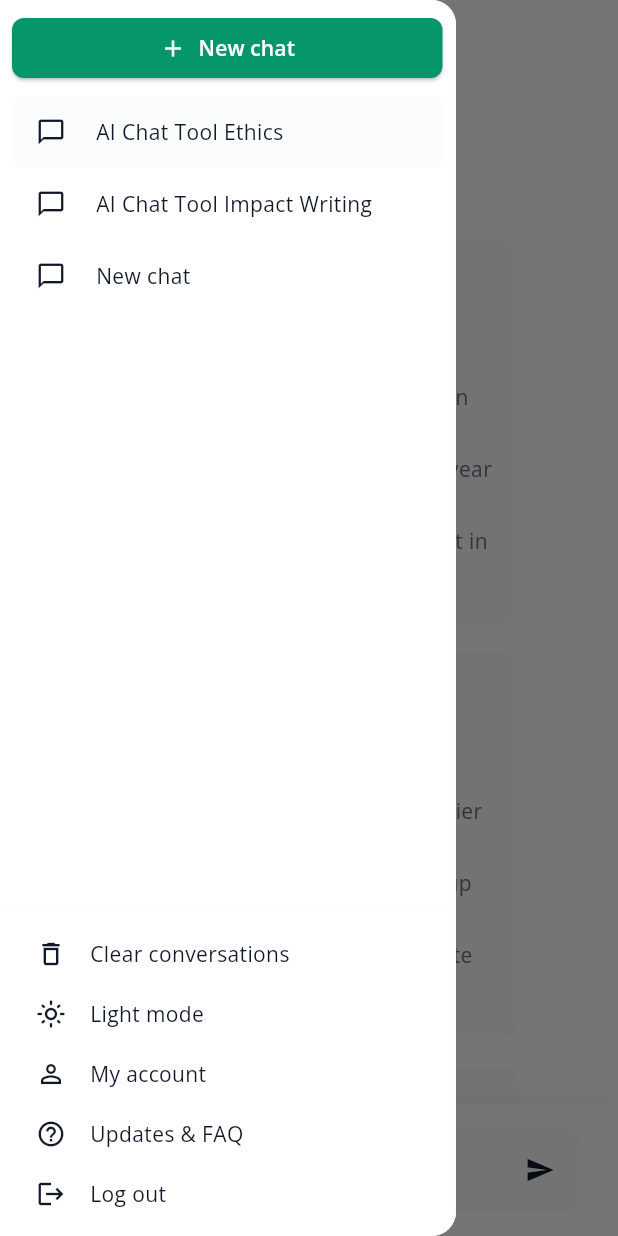
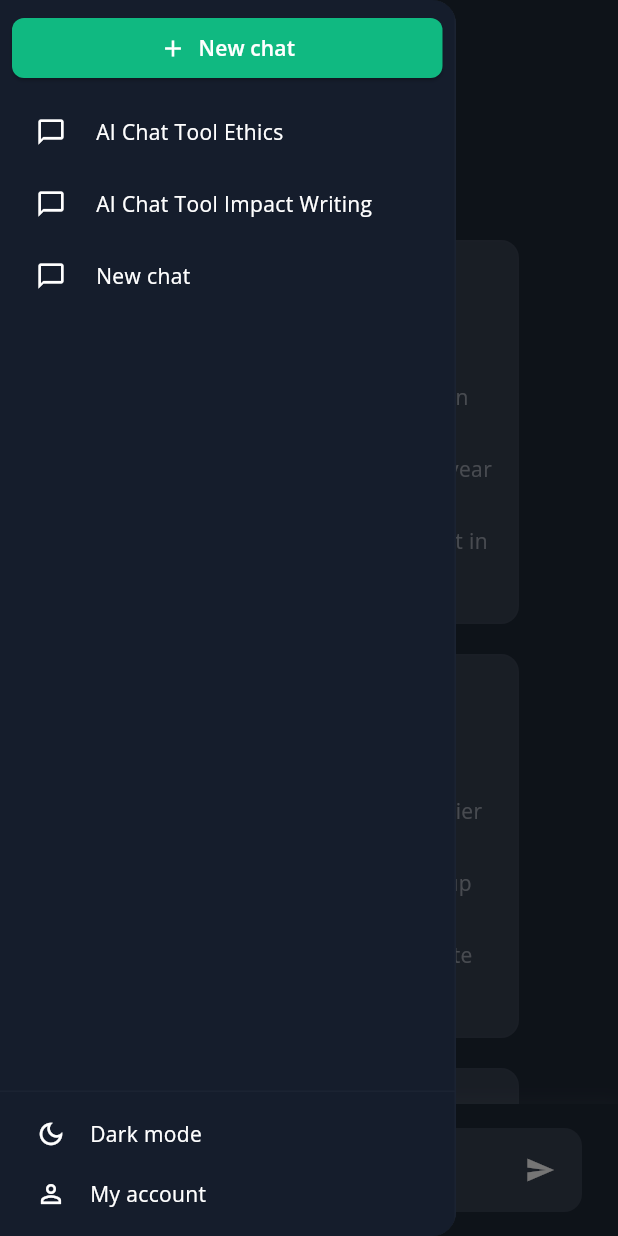
Before and after one commit to anhdo9797/llm_chat, a Flutter app: the screen it shows after launch, in the side drawer, after a tap on "Light mode", on a phone screen of 412 x 824 dp. Run offline on Flutter 3.47's test engine with Material 3 defaults, Android fonts, the phone set to English and light mode, and no system bars; our stand-ins replace dio, flutter_dotenv, flutter_markdown, get, shared_preferences.

Commit message:
feat: menu

```diff
--- a/lib/modules/chat/chat_controller.dart
+++ b/lib/modules/chat/chat_controller.dart
@@ -1,17 +1,35 @@
 import 'dart:async';
 import 'dart:developer';
+import 'package:flutter/material.dart';
 import 'package:get/get.dart';
 import '../../core/controllers/base_controller.dart';
 import '../../data/repositories/chat_repository.dart';
+import '../../services/storage_service.dart';
 
 class ChatController extends BaseController {
   final ChatRepository _chatRepository;
+  final StorageService _storageService = Get.find<StorageService>();
   String currentConversationId = '';
   String currentMessageId = '';
   StreamSubscription? _messageSubscription;
 
+  // State quản lý dark/light mode
+  final isDarkMode = false.obs;
+
+  // State quản lý current user
+  final currentUser = RxString('');
+
   ChatController({required ChatRepository chatRepository})
-    : _chatRepository = chatRepository;
+    : _chatRepository = chatRepository {
+    // Load theme mode từ storage
+    isDarkMode.value = Get.isDarkMode;
+
+    // Load user từ storage
+    final savedUser = _storageService.getString(StorageService.keyUser);
+    if (savedUser != null) {
+      currentUser.value = savedUser;
+    }
+  }
   final chatHistory =
       <String>[
         'AI Chat Tool Ethics',
@@ -29,6 +47,53 @@ class ChatController extends BaseController {
   void onInit() {
     log('ChatController initialized');
     super.onInit();
+  }
+
+  /// Toggle theme mode
+  void toggleThemeMode() {
+    isDarkMode.value = !isDarkMode.value;
+    Get.changeThemeMode(isDarkMode.value ? ThemeMode.dark : ThemeMode.light);
+  }
+
+  /// Show dialog nhập username
+  void showUserDialog(BuildContext context) {
+    final TextEditingController userController = TextEditingController(
+      text: currentUser.value,
+    );
+
+    showDialog(
+      context: context,
+      builder:
+          (context) => AlertDialog(
+            title: Text('Nhập tên người dùng'),
+            content: TextField(
+              controller: userController,
+              decoration: InputDecoration(
+                hintText: 'Nhập tên của bạn',
+                border: OutlineInputBorder(),
+              ),
+            ),
+            actions: [
+              TextButton(
+                child: Text('Hủy'),
+                onPressed: () => Navigator.pop(context),
+              ),
+              TextButton(
+                child: Text('Lưu'),
+                onPressed: () {
+                  if (userController.text.trim().isNotEmpty) {
+                    currentUser.value = userController.text.trim();
+                    _storageService.setString(
+                      StorageService.keyUser,
+                      currentUser.value,
+                    );
+                    Navigator.pop(context);
+                  }
+                },
+              ),
+            ],
+          ),
+    );
   }
 
   /// Create new chat
@@ -74,7 +139,7 @@ class ChatController extends BaseController {
           .sendMessage(
             query: text,
             conversationId: currentConversationId,
-            user: 'user',
+            user: currentUser.value.isEmpty ? 'user' : currentUser.value,
           )
           .listen(
             (message) {
--- a/lib/modules/chat/chat_view.dart
+++ b/lib/modules/chat/chat_view.dart
@@ -98,30 +98,23 @@ class _ChatViewState extends State<ChatView> {
             ),
             child: Column(
               children: [
-                SidebarOption(
-                  icon: Icons.delete_outline,
-                  label: 'Clear conversations',
-                  onTap: () => controller.clearConversations(),
-                ),
-                SidebarOption(
-                  icon: Icons.light_mode_outlined,
-                  label: 'Light mode',
-                  onTap: () => Get.changeThemeMode(ThemeMode.light),
+                Obx(
+                  () => SidebarOption(
+                    icon:
+                        controller.isDarkMode.value
+                            ? Icons.dark_mode_outlined
+                            : Icons.light_mode_outlined,
+                    label:
+                        controller.isDarkMode.value
+                            ? 'Dark mode'
+                            : 'Light mode',
+                    onTap: () => controller.toggleThemeMode(),
+                  ),
                 ),
                 SidebarOption(
                   icon: Icons.person_outline,
                   label: 'My account',
-                  onTap: () {},
-                ),
-                SidebarOption(
-                  icon: Icons.help_outline,
-                  label: 'Updates & FAQ',
-                  onTap: () {},
-                ),
-                SidebarOption(
-                  icon: Icons.logout,
-                  label: 'Log out',
-                  onTap: () => controller.logout(),
+                  onTap: () => controller.showUserDialog(context),
                 ),
               ],
             ),
```
